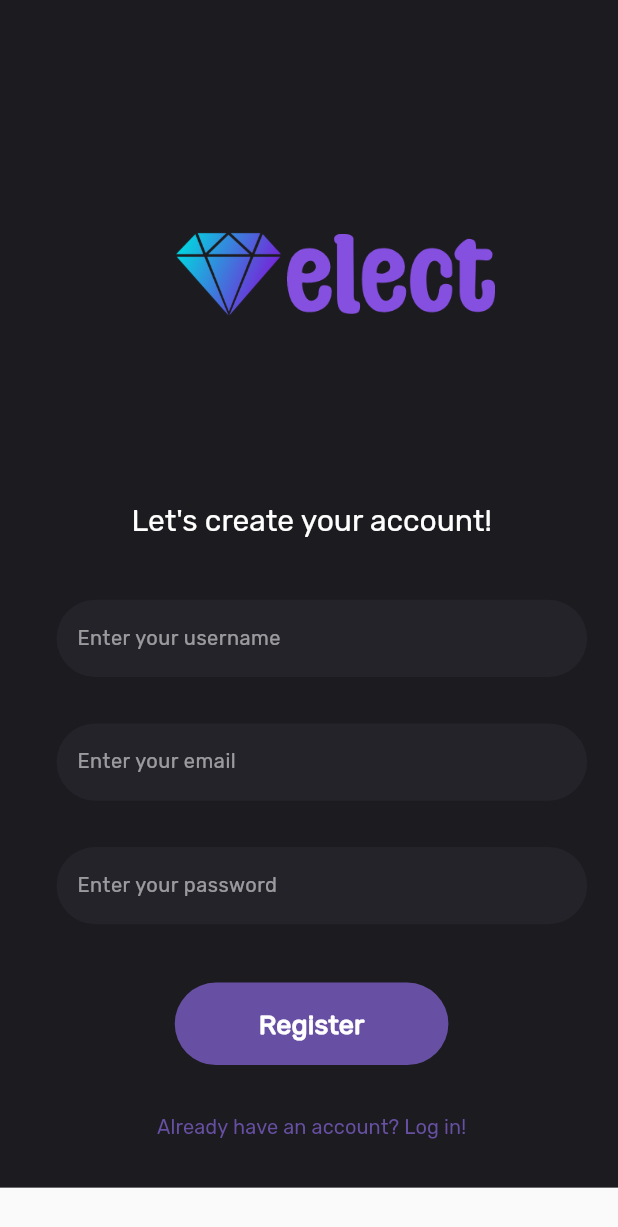
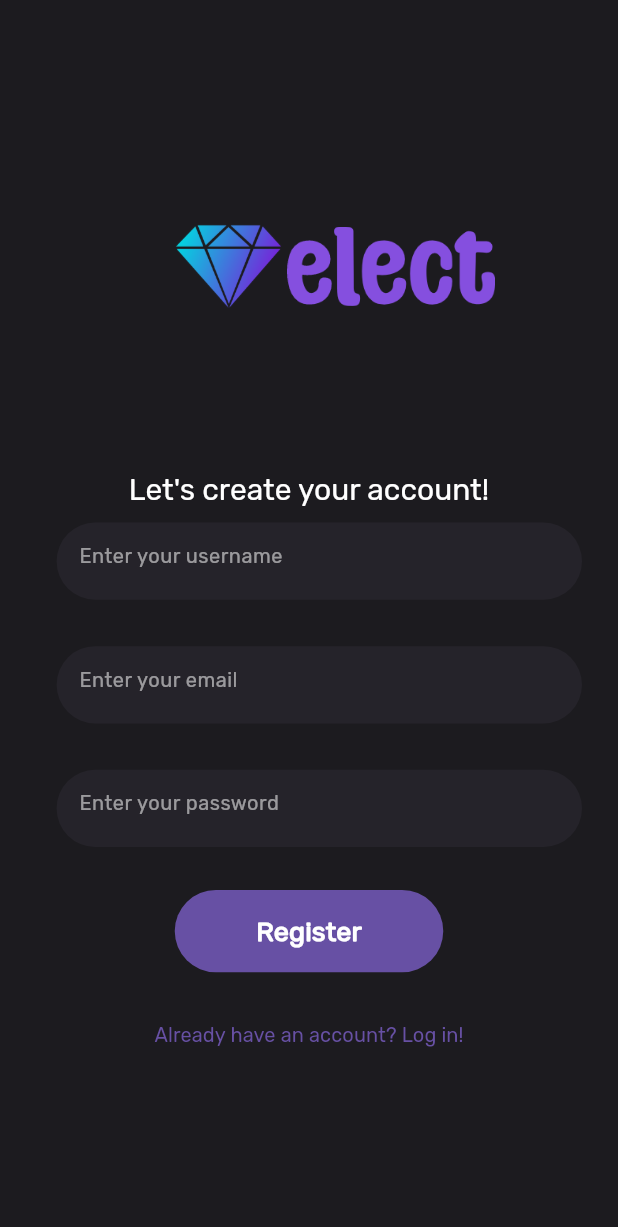
Before and after one commit to georgia-bous/elect, a Flutter app: the LogIn screen opened directly, after a tap on an icon or button, on a phone screen of 412 x 824 dp. Shown: the top 1227 px of the screen. Run offline on Flutter 3.47's test engine with Material 2 defaults, Android fonts, the light colour scheme and no system bars.

Commit message:
εφτιαξα το σκρολ

```diff
--- a/elect_logins/lib/log_inScreen.dart
+++ b/elect_logins/lib/log_inScreen.dart
@@ -19,15 +19,16 @@ class _LogInState extends State<LogIn> {
     return Scaffold(
         body: SingleChildScrollView(
             child: Container(
+                height: MediaQuery.of(context).size.height,
                 padding: EdgeInsets.fromLTRB(
-                    25 * fem, 120 * femm, 20 * fem, 35 * femm),
+                    25 * fem, 120 * femm, 25 * fem, 35 * femm),
                 color: Color(0xff1c1b1f),
                 child: Column(
                   crossAxisAlignment: CrossAxisAlignment.center,
                   children: <Widget>[
                     Container(
                         margin: EdgeInsets.fromLTRB(
-                            140 * fem, 30 * femm, 52 * fem, 250 * femm),
+                            140 * fem, 30 * femm, 52 * fem, 180 * femm),
                         child: Row(
                           crossAxisAlignment: CrossAxisAlignment.center,
                           children: [
@@ -56,8 +57,10 @@ class _LogInState extends State<LogIn> {
                             height: 75 * fem,
                             margin: EdgeInsets.fromLTRB(
                                 30 * fem, 0 * femm, 10 * fem, 30 * femm),
-                            padding: EdgeInsets.fromLTRB(
-                                20 * fem, 1 * femm, 20 * fem, 3 * femm),
+                            padding: EdgeInsets.all(
+                                15.0) /*fromLTRB(
+                                20 * fem, 1 * femm, 20 * fem, 3 * femm)*/
+                            ,
                             decoration: BoxDecoration(
                               color: Color(0xff25232a),
                               borderRadius: BorderRadius.circular(50 * fem),
@@ -83,11 +86,13 @@ class _LogInState extends State<LogIn> {
                           ),
                           Container(
                             margin: EdgeInsets.fromLTRB(
-                                30 * fem, 0 * femm, 10 * fem, 30 * femm),
-                            width: double.infinity,
+                                30 * fem, 0 * femm, 10 * fem, 20 * femm),
+                            //width: double.infinity,
                             height: 75 * fem,
-                            padding: EdgeInsets.fromLTRB(
-                                20 * fem, 1 * femm, 20 * fem, 3 * femm),
+                            padding: EdgeInsets.all(
+                                15.0) /*.fromLTRB(
+                                20 * fem, 1 * femm, 20 * fem, 3 * femm)*/
+                            ,
                             decoration: BoxDecoration(
                               color: Color(0xff25232a),
                               borderRadius: BorderRadius.circular(50 * fem),
@@ -111,7 +116,7 @@ class _LogInState extends State<LogIn> {
                         ])),
                     Container(
                       margin: EdgeInsets.fromLTRB(
-                          133 * fem, 0 * femm, 133 * fem, 10 * femm),
+                          133 * fem, 0 * femm, 133 * fem, 8 * femm),
                       child: TextButton(
                         onPressed: () {},
                         child: Container(
@@ -138,7 +143,7 @@ class _LogInState extends State<LogIn> {
                     ),
                     Container(
                       margin: EdgeInsets.fromLTRB(
-                          100 * fem, 0 * femm, 100 * fem, 50 * femm),
+                          100 * fem, 0 * femm, 100 * fem, 5 * femm),
                       child: TextButton(
                         onPressed: () => {
                           Navigator.pop(context),
--- a/elect_logins/lib/sign_inScreen.dart
+++ b/elect_logins/lib/sign_inScreen.dart
@@ -19,15 +19,16 @@ class _SignInState extends State<SignIn> {
     return Scaffold(
         body: SingleChildScrollView(
             child: Container(
+                height: MediaQuery.of(context).size.height,
                 padding: EdgeInsets.fromLTRB(
-                    25 * fem, 120 * femm, 20 * fem, 10 * femm),
+                    25 * fem, 120 * femm, 25 * fem, 10 * femm),
                 color: Color(0xff1c1b1f),
                 child: Column(
                   crossAxisAlignment: CrossAxisAlignment.center,
                   children: <Widget>[
                     Container(
                         margin: EdgeInsets.fromLTRB(
-                            140 * fem, 30 * femm, 52 * fem, 50 * femm),
+                            140 * fem, 25 * femm, 52 * fem, 35 * femm),
                         child: Row(
                           crossAxisAlignment: CrossAxisAlignment.center,
                           children: [
@@ -54,7 +55,7 @@ class _SignInState extends State<SignIn> {
                         Center(
                           child: Container(
                             margin: EdgeInsets.fromLTRB(
-                                20 * fem, 70 * femm, 20 * fem, 40 * femm),
+                                20 * fem, 70 * femm, 20 * fem, 10 * femm),
                             child: Text(
                               'Let\'s create your account!',
                               textAlign: TextAlign.center,
@@ -71,8 +72,10 @@ class _SignInState extends State<SignIn> {
                           height: 75 * fem,
                           margin: EdgeInsets.fromLTRB(
                               30 * fem, 0 * femm, 10 * fem, 30 * femm),
-                          padding: EdgeInsets.fromLTRB(
-                              20 * fem, 1 * femm, 20 * fem, 3 * femm),
+                          padding: EdgeInsets.all(
+                              15.0) /*fromLTRB(
+                              20 * fem, 1 * femm, 20 * fem, 3 * femm)*/
+                          ,
                           decoration: BoxDecoration(
                             color: Color(0xff25232a),
                             borderRadius: BorderRadius.circular(50 * fem),
@@ -101,8 +104,10 @@ class _SignInState extends State<SignIn> {
                               30 * fem, 0 * femm, 10 * fem, 30 * femm),
                           width: double.infinity,
                           height: 75 * fem,
-                          padding: EdgeInsets.fromLTRB(
-                              20 * fem, 1 * femm, 20 * fem, 3 * femm),
+                          padding: EdgeInsets.all(
+                              15.0) /*fromLTRB(
+                              20 * fem, 1 * femm, 20 * fem, 3 * femm)*/
+                          ,
                           decoration: BoxDecoration(
                             color: Color(0xff25232a),
                             borderRadius: BorderRadius.circular(50 * fem),
@@ -128,11 +133,13 @@ class _SignInState extends State<SignIn> {
                         ),
                         Container(
                           margin: EdgeInsets.fromLTRB(
-                              30 * fem, 0 * femm, 10 * fem, 30 * femm),
+                              30 * fem, 0 * femm, 10 * fem, 20 * femm),
                           width: double.infinity,
                           height: 75 * fem,
-                          padding: EdgeInsets.fromLTRB(
-                              20 * fem, 1 * femm, 20 * fem, 3 * femm),
+                          padding: EdgeInsets.all(
+                              15.0) /*.fromLTRB(
+                              20 * fem, 1 * femm, 20 * fem, 3 * femm)*/
+                          ,
                           decoration: BoxDecoration(
                             color: Color(0xff25232a),
                             borderRadius: BorderRadius.circular(50 * fem),
```
